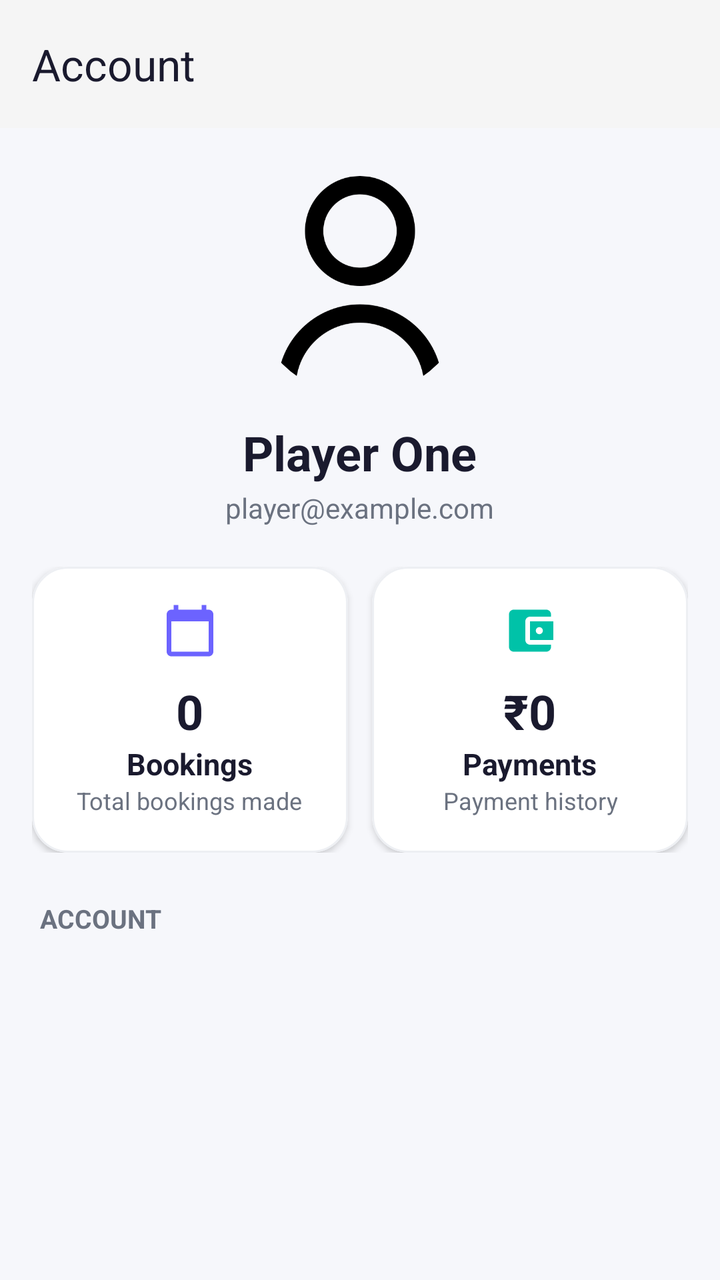
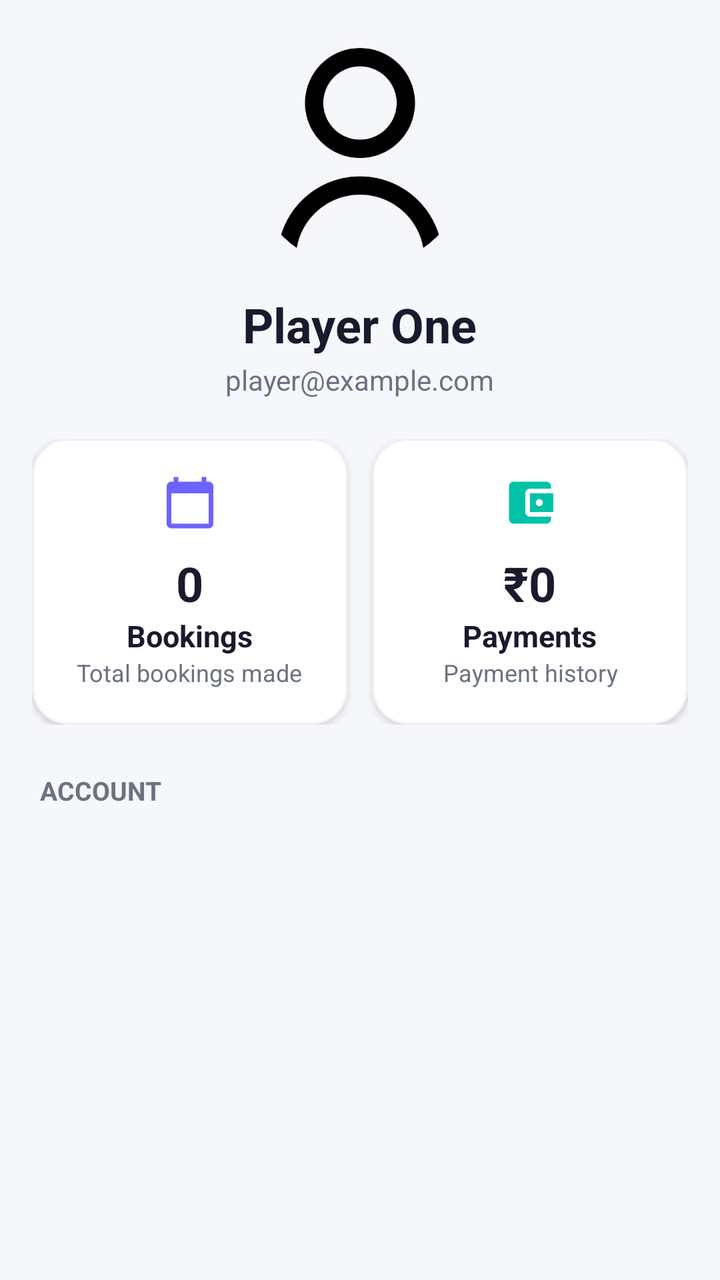

Screens rendered from an Android XML layout before and after an edit, with the pre-edit source and the edit as a unified diff.
<!-- AndroidManifest.xml: application theme Theme.PLAYO -->
<!-- res/layout/fragment_profile.xml -->
<?xml version="1.0" encoding="utf-8"?>
<androidx.coordinatorlayout.widget.CoordinatorLayout
    xmlns:android="http://schemas.android.com/apk/res/android"
    xmlns:app="http://schemas.android.com/apk/res-auto"
    xmlns:tools="http://schemas.android.com/tools"
    android:id="@+id/profileParent"
    android:layout_width="match_parent"
    android:layout_height="match_parent"
    android:background="@color/screen_bg"
    tools:context=".ProfileFragment">

    
    <com.google.android.material.appbar.AppBarLayout
        android:id="@+id/profileAppBar"
        android:layout_width="match_parent"
        android:layout_height="wrap_content"
        android:elevation="0dp"
        android:background="@color/toolbar_bg">

        <androidx.appcompat.widget.Toolbar
            android:id="@+id/profileToolbar"
            style="@style/Widget.App.Toolbar"
            android:layout_width="match_parent"
            android:layout_height="?attr/actionBarSize"
            app:title="@string/profile_account" />
    </com.google.android.material.appbar.AppBarLayout>

    
    <androidx.core.widget.NestedScrollView
        android:id="@+id/profileScroll"
        android:layout_width="match_parent"
        android:layout_height="match_parent"
        android:fillViewport="true"
        android:overScrollMode="never"
        app:layout_behavior="@string/appbar_scrolling_view_behavior">

        <LinearLayout
            android:layout_width="match_parent"
            android:layout_height="wrap_content"
            android:orientation="vertical"
            android:paddingBottom="24dp">

            
            <LinearLayout
                android:layout_width="match_parent"
                android:layout_height="wrap_content"
                android:orientation="vertical"
                android:gravity="center"
                android:paddingTop="24dp"
                android:paddingBottom="20dp">

                
                <FrameLayout
                    android:id="@+id/avatarWrapper"
                    android:layout_width="110dp"
                    android:layout_height="110dp"
                    android:background="?android:attr/selectableItemBackgroundBorderless"
                    android:clickable="true"
                    android:focusable="true"
                    android:contentDescription="@string/profile_edit_photo">

                    <com.google.android.material.imageview.ShapeableImageView
                        android:id="@+id/profileAvatar"
                        android:layout_width="match_parent"
                        android:layout_height="match_parent"
                        android:scaleType="centerCrop"
                        android:src="@drawable/user"
                        android:contentDescription="@string/profile_edit_photo"
                        app:shapeAppearanceOverlay="@style/ShapeAppearanceOverlay.App.CircleAvatar" />
                </FrameLayout>

                <TextView
                    android:id="@+id/profileName"
                    android:layout_width="wrap_content"
                    android:layout_height="wrap_content"
                    android:text="Player One"
                    android:textColor="@color/text_primary"
                    android:textSize="24sp"
                    android:textStyle="bold"
                    android:layout_marginTop="12dp" />

                <TextView
                    android:id="@+id/profileEmail"
                    android:layout_width="wrap_content"
                    android:layout_height="wrap_content"
                    android:text="player@example.com"
                    android:textColor="@color/text_secondary"
                    android:textSize="14sp"
                    android:layout_marginTop="2dp" />
            </LinearLayout>

            
            <LinearLayout
                android:layout_width="match_parent"
                android:layout_height="wrap_content"
                android:layout_marginHorizontal="16dp"
                android:orientation="horizontal">

                
                <com.google.android.material.card.MaterialCardView
                    android:id="@+id/cardBookings"
                    android:layout_width="0dp"
                    android:layout_height="wrap_content"
                    android:layout_weight="1"
                    android:clickable="true"
                    android:focusable="true"
                    android:foreground="?attr/selectableItemBackground"
                    app:cardBackgroundColor="@color/surface_white"
                    app:cardCornerRadius="18dp"
                    app:cardElevation="2dp"
                    app:strokeColor="@color/card_stroke"
                    app:strokeWidth="1dp">

                    <LinearLayout
                        android:layout_width="match_parent"
                        android:layout_height="wrap_content"
                        android:orientation="vertical"
                        android:gravity="center"
                        android:padding="18dp">

                        <ImageView
                            android:layout_width="28dp"
                            android:layout_height="28dp"
                            android:src="@drawable/ic_calendar"
                            app:tint="@color/colorPrimary" />

                        <TextView
                            android:id="@+id/statBookingCount"
                            android:layout_width="wrap_content"
                            android:layout_height="wrap_content"
                            android:text="0"
                            android:textColor="@color/text_primary"
                            android:textSize="24sp"
                            android:textStyle="bold"
                            android:layout_marginTop="10dp" />

                        <TextView
                            android:layout_width="wrap_content"
                            android:layout_height="wrap_content"
                            android:text="@string/profile_bookings"
                            android:textColor="@color/text_primary"
                            android:textSize="15sp"
                            android:textStyle="bold" />

                        <TextView
                            android:layout_width="wrap_content"
                            android:layout_height="wrap_content"
                            android:text="@string/profile_bookings_sub"
                            android:textColor="@color/text_secondary"
                            android:textSize="12sp"
                            android:textAlignment="center" />
                    </LinearLayout>
                </com.google.android.material.card.MaterialCardView>

                
                <com.google.android.material.card.MaterialCardView
                    android:id="@+id/cardPayments"
                    android:layout_width="0dp"
                    android:layout_height="wrap_content"
                    android:layout_weight="1"
                    android:layout_marginStart="12dp"
                    android:clickable="true"
                    android:focusable="true"
                    android:foreground="?attr/selectableItemBackground"
                    app:cardBackgroundColor="@color/surface_white"
                    app:cardCornerRadius="18dp"
                    app:cardElevation="2dp"
                    app:strokeColor="@color/card_stroke"
                    app:strokeWidth="1dp">

                    <LinearLayout
                        android:layout_width="match_parent"
                        android:layout_height="wrap_content"
                        android:orientation="vertical"
                        android:gravity="center"
                        android:padding="18dp">

                        <ImageView
                            android:layout_width="28dp"
                            android:layout_height="28dp"
                            android:src="@drawable/ic_wallet"
                            app:tint="@color/colorSecondary" />

                        <TextView
                            android:id="@+id/statTotalSpent"
                            android:layout_width="wrap_content"
                            android:layout_height="wrap_content"
                            android:text="₹0"
                            android:textColor="@color/text_primary"
                            android:textSize="24sp"
                            android:textStyle="bold"
                            android:layout_marginTop="10dp" />

                        <TextView
                            android:layout_width="wrap_content"
                            android:layout_height="wrap_content"
                            android:text="@string/profile_payments"
                            android:textColor="@color/text_primary"
                            android:textSize="15sp"
                            android:textStyle="bold" />

                        <TextView
                            android:layout_width="wrap_content"
                            android:layout_height="wrap_content"
                            android:text="@string/profile_payments_sub"
                            android:textColor="@color/text_secondary"
                            android:textSize="12sp"
                            android:textAlignment="center" />
                    </LinearLayout>
                </com.google.android.material.card.MaterialCardView>
            </LinearLayout>

            
            <TextView
                android:layout_width="wrap_content"
                android:layout_height="wrap_content"
                android:layout_marginStart="20dp"
                android:layout_marginTop="24dp"
                android:layout_marginBottom="4dp"
                android:text="@string/profile_account"
                android:textColor="@color/text_secondary"
                android:textSize="13sp"
                android:textStyle="bold"
                android:textAllCaps="true" />

            <androidx.recyclerview.widget.RecyclerView
                android:id="@+id/profileMenuRecycler"
                android:layout_width="match_parent"
                android:layout_height="wrap_content"
                android:paddingHorizontal="12dp"
                android:clipToPadding="false"
                android:nestedScrollingEnabled="false"
                android:overScrollMode="never"
                app:layoutManager="androidx.recyclerview.widget.LinearLayoutManager" />
        </LinearLayout>
    </androidx.core.widget.NestedScrollView>

</androidx.coordinatorlayout.widget.CoordinatorLayout>
<!-- resources referenced by this layout -->
<resources>
  <color name="card_stroke">#FFEDEFF3</color>
  <color name="colorPrimary">#FF6C63FF</color>
  <color name="colorSecondary">#FF00C2A8</color>
  <color name="screen_bg">#FFF6F7FB</color>
  <color name="surface_white">#FFFFFFFF</color>
  <color name="text_primary">#FF1A1A2E</color>
  <color name="text_secondary">#FF6B7280</color>
  <color name="toolbar_bg">#FFF5F5F5</color>
  <!-- drawable ic_calendar (drawable) -->
  <vector xmlns:android="http://schemas.android.com/apk/res/android"
      android:width="24dp"
      android:height="24dp"
      android:viewportWidth="24"
      android:viewportHeight="24">
      <path
          android:fillColor="#FF000000"
          android:pathData="M20,3h-1V1h-2v2H7V1H5v2H4c-1.1,0 -2,0.9 -2,2v16c0,1.1 0.9,2 2,2h16c1.1,0 2,-0.9 2,-2V5c0,-1.1 -0.9,-2 -2,-2zM20,21H4V8h16v13z" />
  </vector>
  <!-- drawable ic_wallet (drawable) -->
  <vector xmlns:android="http://schemas.android.com/apk/res/android"
      android:width="24dp"
      android:height="24dp"
      android:viewportWidth="24"
      android:viewportHeight="24">
      <path
          android:fillColor="#FF000000"
          android:pathData="M21,18v1c0,1.1 -0.9,2 -2,2H5c-1.11,0 -2,-0.9 -2,-2V5c0,-1.1 0.89,-2 2,-2h14c1.1,0 2,0.9 2,2v1h-9c-1.11,0 -2,0.9 -2,2v8c0,1.1 0.89,2 2,2h9zM12,16h10V8H12v8zM16,13.5c-0.83,0 -1.5,-0.67 -1.5,-1.5s0.67,-1.5 1.5,-1.5 1.5,0.67 1.5,1.5 -0.67,1.5 -1.5,1.5z" />
  </vector>
  <!-- drawable user: png bitmap (drawable, 12737 bytes) -->
  <string name="profile_account">Account</string>
  <string name="profile_bookings">Bookings</string>
  <string name="profile_bookings_sub">Total bookings made</string>
  <string name="profile_edit_photo">Change photo</string>
  <string name="profile_payments">Payments</string>
  <string name="profile_payments_sub">Payment history</string>
  <style name="ShapeAppearanceOverlay.App.CircleAvatar" parent="">
          <item name="cornerFamily">rounded</item>
          <item name="cornerSize">50%</item>
      </style>
  <style name="Widget.App.Toolbar" parent="Widget.Material3.Toolbar">
          <item name="android:background">@color/toolbar_bg</item>
          <item name="titleTextColor">@color/toolbar_fg</item>
          <item name="navigationIconTint">@color/toolbar_fg</item>
          <item name="android:elevation">0dp</item>
          <item name="contentInsetStartWithNavigation">0dp</item>
      </style>
  <style name="Theme.PLAYO" parent="Theme.Material3.DayNight.NoActionBar">
          <item name="colorPrimary">@color/colorPrimary</item>
          <item name="colorPrimaryDark">@color/colorPrimaryDark</item>
          <item name="colorOnPrimary">@color/white</item>
          <item name="colorSecondary">@color/colorSecondary</item>
          <item name="colorOnSecondary">@color/white</item>
          <item name="android:statusBarColor">@color/screen_bg</item>
          <item name="android:windowBackground">@color/screen_bg</item>
          <item name="materialCardViewStyle">@style/Widget.Material3.CardView.Elevated</item>
      </style>
  <color name="toolbar_fg">#FF1A1A2E</color>
  <color name="colorPrimaryDark">#FF5549E0</color>
  <color name="white">#FFFFFFFF</color>
</resources>

<!-- the commit's change to res/layout/fragment_profile.xml (unified diff, before → after) -->
@@ -1,5 +1,5 @@
 <?xml version="1.0" encoding="utf-8"?>
-<androidx.coordinatorlayout.widget.CoordinatorLayout
+<FrameLayout
     xmlns:android="http://schemas.android.com/apk/res/android"
     xmlns:app="http://schemas.android.com/apk/res-auto"
     xmlns:tools="http://schemas.android.com/tools"
@@ -10,31 +10,15 @@
     tools:context=".ProfileFragment">
 
     
-    <com.google.android.material.appbar.AppBarLayout
-        android:id="@+id/profileAppBar"
-        android:layout_width="match_parent"
-        android:layout_height="wrap_content"
-        android:elevation="0dp"
-        android:background="@color/toolbar_bg">
-
-        <androidx.appcompat.widget.Toolbar
-            android:id="@+id/profileToolbar"
-            style="@style/Widget.App.Toolbar"
-            android:layout_width="match_parent"
-            android:layout_height="?attr/actionBarSize"
-            app:title="@string/profile_account" />
-    </com.google.android.material.appbar.AppBarLayout>
-
-    
     <androidx.core.widget.NestedScrollView
         android:id="@+id/profileScroll"
         android:layout_width="match_parent"
         android:layout_height="match_parent"
         android:fillViewport="true"
-        android:overScrollMode="never"
-        app:layout_behavior="@string/appbar_scrolling_view_behavior">
+        android:overScrollMode="never">
 
         <LinearLayout
+            android:id="@+id/profileContent"
             android:layout_width="match_parent"
             android:layout_height="wrap_content"
             android:orientation="vertical"
@@ -235,4 +219,4 @@
         </LinearLayout>
     </androidx.core.widget.NestedScrollView>
 
-</androidx.coordinatorlayout.widget.CoordinatorLayout>
+</FrameLayout>
<!-- resource entries referenced after the edit -->
@@ -7,7 +7,6 @@
   <color name="surface_white">#FFFFFFFF</color>
   <color name="text_primary">#FF1A1A2E</color>
   <color name="text_secondary">#FF6B7280</color>
-  <color name="toolbar_bg">#FFF5F5F5</color>
   <!-- drawable ic_calendar (drawable) -->
   <vector xmlns:android="http://schemas.android.com/apk/res/android"
       android:width="24dp"
@@ -39,13 +38,6 @@
           <item name="cornerFamily">rounded</item>
           <item name="cornerSize">50%</item>
       </style>
-  <style name="Widget.App.Toolbar" parent="Widget.Material3.Toolbar">
-          <item name="android:background">@color/toolbar_bg</item>
-          <item name="titleTextColor">@color/toolbar_fg</item>
-          <item name="navigationIconTint">@color/toolbar_fg</item>
-          <item name="android:elevation">0dp</item>
-          <item name="contentInsetStartWithNavigation">0dp</item>
-      </style>
   <style name="Theme.PLAYO" parent="Theme.Material3.DayNight.NoActionBar">
           <item name="colorPrimary">@color/colorPrimary</item>
           <item name="colorPrimaryDark">@color/colorPrimaryDark</item>
@@ -56,7 +48,6 @@
           <item name="android:windowBackground">@color/screen_bg</item>
           <item name="materialCardViewStyle">@style/Widget.Material3.CardView.Elevated</item>
       </style>
-  <color name="toolbar_fg">#FF1A1A2E</color>
   <color name="colorPrimaryDark">#FF5549E0</color>
   <color name="white">#FFFFFFFF</color>
 </resources>
